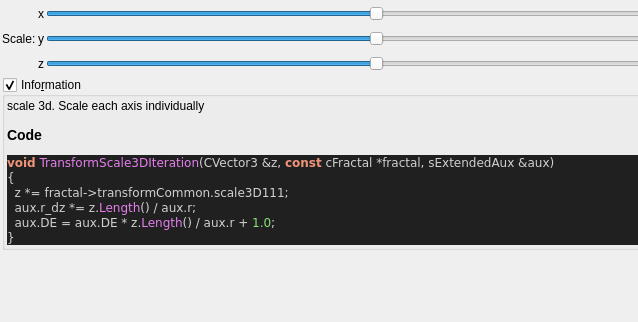
This is mandelbulber2/qt_data/fractal_transf_scale3d.ui in buddhi1980/mandelbulber2 as Qt 5 draws it before an edit; both pictures show x 0 to 638 and y 0 to 322 of the 799 by 530 pixel window. The edited form follows.
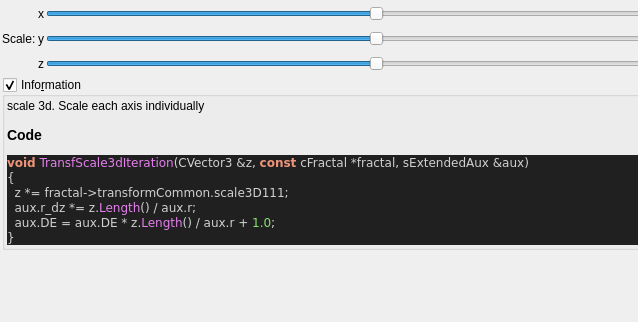
This is the edited form. Custom widgets are drawn as their Qt base class.

```diff
--- a/mandelbulber2/qt_data/fractal_transf_scale3d.ui
+++ b/mandelbulber2/qt_data/fractal_transf_scale3d.ui
@@ -257,7 +257,7 @@
 &lt;/table&gt;
 &lt;h3&gt;Code&lt;/h3&gt;
 &lt;body style=&quot;background-color:#202020&quot;&gt;
-&lt;pre style=&quot;color:#d0d0d0; background-color:#202020;  font-family:'Courier New',monospace;&quot;&gt;&lt;span style=&quot;color:#f09479; font-weight:bold&quot;&gt;void&lt;/span&gt; &lt;span style=&quot;color:#e47eed&quot;&gt;TransformScale3DIteration&lt;/span&gt;&lt;span style=&quot;color:#d0d0d0&quot;&gt;(&lt;/span&gt;CVector3 &lt;span style=&quot;color:#d0d0d0&quot;&gt;&amp;amp;&lt;/span&gt;z&lt;span style=&quot;color:#d0d0d0&quot;&gt;,&lt;/span&gt; &lt;span style=&quot;color:#f09479; font-weight:bold&quot;&gt;const&lt;/span&gt; cFractal &lt;span style=&quot;color:#d0d0d0&quot;&gt;*&lt;/span&gt;fractal&lt;span style=&quot;color:#d0d0d0&quot;&gt;,&lt;/span&gt; sExtendedAux &lt;span style=&quot;color:#d0d0d0&quot;&gt;&amp;amp;&lt;/span&gt;aux&lt;span style=&quot;color:#d0d0d0&quot;&gt;)&lt;/span&gt;
+&lt;pre style=&quot;color:#d0d0d0; background-color:#202020;  font-family:'Courier New',monospace;&quot;&gt;&lt;span style=&quot;color:#f09479; font-weight:bold&quot;&gt;void&lt;/span&gt; &lt;span style=&quot;color:#e47eed&quot;&gt;TransfScale3dIteration&lt;/span&gt;&lt;span style=&quot;color:#d0d0d0&quot;&gt;(&lt;/span&gt;CVector3 &lt;span style=&quot;color:#d0d0d0&quot;&gt;&amp;amp;&lt;/span&gt;z&lt;span style=&quot;color:#d0d0d0&quot;&gt;,&lt;/span&gt; &lt;span style=&quot;color:#f09479; font-weight:bold&quot;&gt;const&lt;/span&gt; cFractal &lt;span style=&quot;color:#d0d0d0&quot;&gt;*&lt;/span&gt;fractal&lt;span style=&quot;color:#d0d0d0&quot;&gt;,&lt;/span&gt; sExtendedAux &lt;span style=&quot;color:#d0d0d0&quot;&gt;&amp;amp;&lt;/span&gt;aux&lt;span style=&quot;color:#d0d0d0&quot;&gt;)&lt;/span&gt;
 &lt;span style=&quot;color:#d0d0d0&quot;&gt;{&lt;/span&gt;
   z &lt;span style=&quot;color:#d0d0d0&quot;&gt;*=&lt;/span&gt; fractal&lt;span style=&quot;color:#d0d0d0&quot;&gt;-&amp;gt;&lt;/span&gt;transformCommon&lt;span style=&quot;color:#d0d0d0&quot;&gt;.&lt;/span&gt;scale3D111&lt;span style=&quot;color:#d0d0d0&quot;&gt;;&lt;/span&gt;
   aux&lt;span style=&quot;color:#d0d0d0&quot;&gt;.&lt;/span&gt;r_dz &lt;span style=&quot;color:#d0d0d0&quot;&gt;*=&lt;/span&gt; z&lt;span style=&quot;color:#d0d0d0&quot;&gt;.&lt;/span&gt;&lt;span style=&quot;color:#e47eed&quot;&gt;Length&lt;/span&gt;&lt;span style=&quot;color:#d0d0d0&quot;&gt;() /&lt;/span&gt; aux&lt;span style=&quot;color:#d0d0d0&quot;&gt;.&lt;/span&gt;r&lt;span style=&quot;color:#d0d0d0&quot;&gt;;&lt;/span&gt;
```
Left out of the diff: 4 changed lines with no effect on the pictures.
